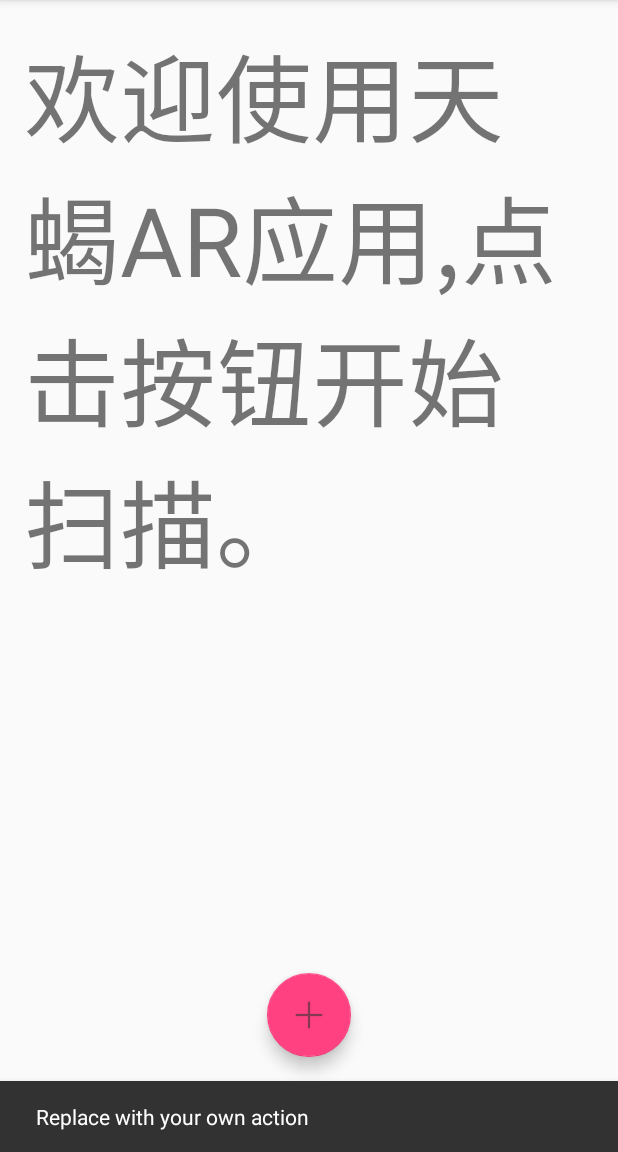
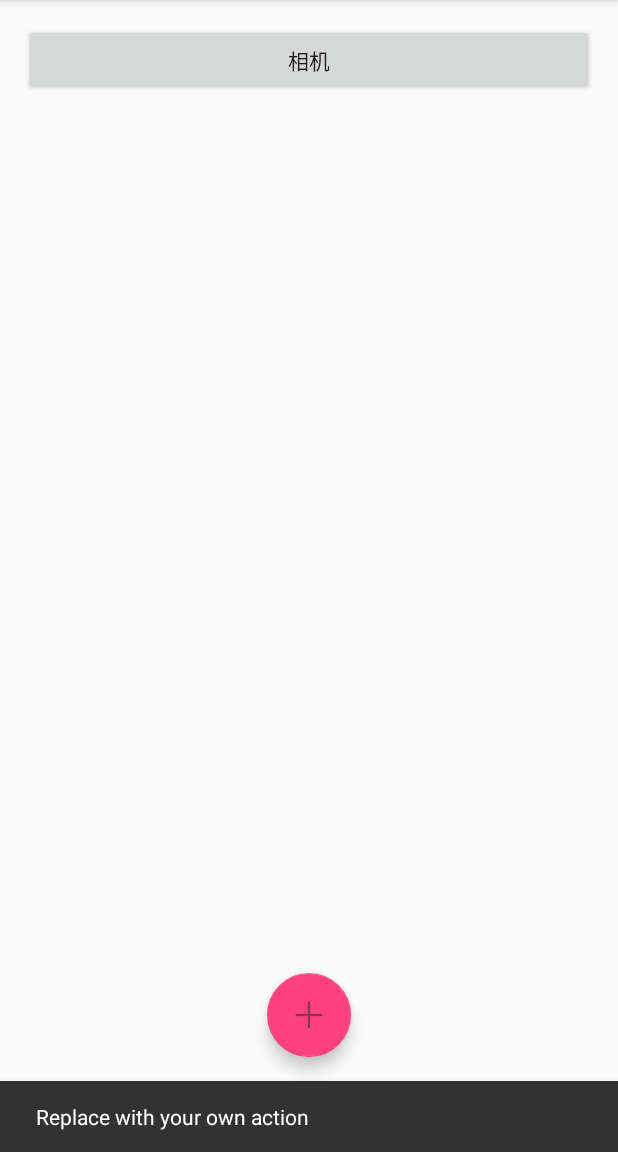
Before and after one commit to SMILEsink/beluga, an Android app: the screen it shows after launch (MainActivity), after a tap on an icon or button, on a phone screen of 412 x 824 dp, the part 84-1236 px from its top. Run offline under Robolectric (Android 15) with nearby library versions, the phone set to English and light mode, and no system bars.

Commit message:
XML换成了Button,点开可以引用相机。Mainactivity加入相机功能，保存在SD卡中。权限文件加入了相机引用权限和读取SD卡权限。

```diff
--- a/app/src/main/AndroidManifest.xml
+++ b/app/src/main/AndroidManifest.xml
@@ -2,6 +2,7 @@
 <manifest xmlns:android="http://schemas.android.com/apk/res/android"
     package="com.scorpions.beluga">
 
+    <uses-permission android:name="android.permission.WRITE_EXTERNAL_STORAGE"/>
     <application
         android:allowBackup="true"
         android:icon="@mipmap/ic_launcher"
@@ -17,6 +18,11 @@
 
                 <category android:name="android.intent.category.LAUNCHER" />
             </intent-filter>
+            <intent-filter>
+                <action android:name="android.media.action.IMAGE.CAPTURE"/>
+
+                <category android:name="android.intent.category.DEFAULT"/>
+            </intent-filter>
         </activity>
     </application>
 
--- a/app/src/main/java/com/scorpions/beluga/MainActivity.java
+++ b/app/src/main/java/com/scorpions/beluga/MainActivity.java
@@ -1,6 +1,10 @@
 package com.scorpions.beluga;
 
+import android.content.Intent;
+import android.net.Uri;
 import android.os.Bundle;
+import android.os.Environment;
+import android.provider.MediaStore;
 import android.support.design.widget.FloatingActionButton;
 import android.support.design.widget.Snackbar;
 import android.view.View;
@@ -13,12 +17,20 @@ import android.support.v7.widget.Toolbar;
 import android.view.Menu;
 import android.view.MenuItem;
 
+import java.io.File;
+
 public class MainActivity extends AppCompatActivity
         implements NavigationView.OnNavigationItemSelectedListener {
+
+    private static int REQ_1 = 1;
+    private static int REQ_2 = 2;
+    private String mFilePath1;
 
     @Override
     protected void onCreate(Bundle savedInstanceState) {
         super.onCreate(savedInstanceState);
+        mFilePath1 = Environment.getExternalStorageDirectory().getPath();
+        mFilePath1 = mFilePath1 + "/" + "temp1.png";
         setContentView(R.layout.activity_main);
         Toolbar toolbar = (Toolbar) findViewById(R.id.toolbar);
         setSupportActionBar(toolbar);
@@ -81,7 +93,7 @@ public class MainActivity extends AppCompatActivity
         int id = item.getItemId();
 
         if (id == R.id.nav_camera) {
-            // Handle the camera action
+
         } else if (id == R.id.nav_video) {
 
         } else if (id == R.id.nav_synthesis) {
@@ -100,4 +112,12 @@ public class MainActivity extends AppCompatActivity
         drawer.closeDrawer(GravityCompat.START);
         return true;
     }
+
+    public void startCamera(View view){
+        Intent intent = new Intent(MediaStore.ACTION_IMAGE_CAPTURE);
+        Uri photoUri = Uri.fromFile(new File(mFilePath1));
+        intent.putExtra(MediaStore.EXTRA_OUTPUT, photoUri);
+        startActivityForResult(intent, REQ_1);
+    }
+
 }
--- a/app/src/main/res/layout/content_main.xml
+++ b/app/src/main/res/layout/content_main.xml
@@ -13,10 +13,12 @@
     tools:context="com.scorpions.beluga.MainActivity"
     tools:showIn="@layout/app_bar_main">
 
-    <TextView
-        android:layout_width="wrap_content"
+
+    <Button
+        android:layout_width="match_parent"
         android:layout_height="wrap_content"
-        android:textSize="64dp"
-        android:text="欢迎使用天蝎AR应用,点击按钮开始扫描。" />
+        android:text="相机"
+        android:onClick="startCamera"/>
+
 
 </LinearLayout>
```
